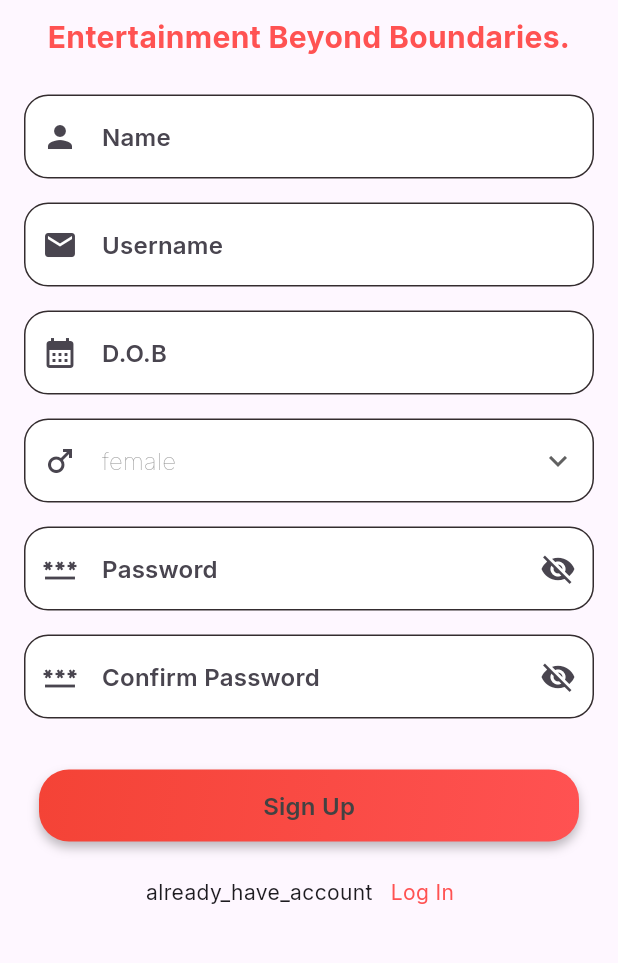
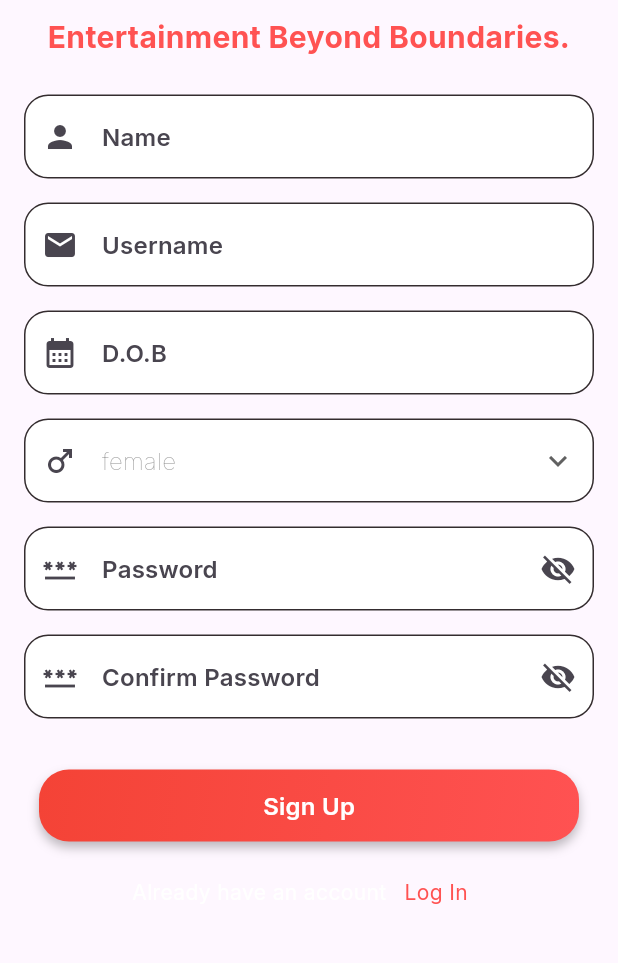
Before and after one commit to AM5324/ttnflix, a Flutter app: the screen it shows after launch, after a tap on "Log In", after a tap on "Sign Up", on a phone screen of 412 x 824 dp, the part 174-1137 px from its top. Run offline on Flutter 3.47's test engine with Material 3 defaults, Android fonts, the phone set to English and light mode, and no system bars; our stand-ins replace auto_route, cached_network_image, dio, equatable, flutter_bloc, flutter_svg and 5 more; missing offline and left inert: dio_cache_interceptor; network calls fail.

Commit message:
commit with resolving pavnish coment.

```diff
--- a/lib/data/models/movie.dart
+++ b/lib/data/models/movie.dart
@@ -33,9 +33,9 @@ class Results{
   final String? releaseDate;
   @JsonKey(name: "vote_count")
   final int? voteCount;
-  bool? isFavourite;
+  bool isFavourite;
 
-  Results(this.id, this.title, this.overview, this.posterPath, this.adult, this.backdropPath, this.originalLanguage, this.releaseDate, this.voteCount, this.isFavourite);
+  Results(this.id, this.title, this.overview, this.posterPath, this.adult, this.backdropPath, this.originalLanguage, this.releaseDate, this.voteCount, {this.isFavourite = false});
 
   factory Results.fromJson(Map<String, dynamic> map) =>
       _$ResultsFromJson(map);
--- a/lib/logic/authentication/authentic_cubit.dart
+++ b/lib/logic/authentication/authentic_cubit.dart
@@ -1,3 +1,4 @@
+import 'package:equatable/equatable.dart';
 import 'package:flutter_bloc/flutter_bloc.dart';
 import 'package:ttn_flix/data/models/user.dart';
 
--- a/lib/logic/favourite/favourite_state.dart
+++ b/lib/logic/favourite/favourite_state.dart
@@ -7,7 +7,7 @@ class FavoriteLoading extends FavouriteState {}
 class FavoriteInitial extends FavouriteState {}
 
 class FavoriteLoaded extends FavouriteState {
-  final List<Results>? favouriteList;
+  late final List<Results>? favouriteList;
 
 
   FavoriteLoaded(
--- a/lib/logic/profile/profile_state.dart
+++ b/lib/logic/profile/profile_state.dart
@@ -19,7 +19,7 @@ class ProfileSuccessState extends ProfileState {
       );
 
   @override
-  List<Object?> get props => [currentUser, isUpdate];
+  List<Object?> get props => [isUpdate];
 }
 
 class ProfileError extends ProfileState {
--- a/lib/presentation/home/home_screen.dart
+++ b/lib/presentation/home/home_screen.dart
@@ -33,7 +33,7 @@ class HomeScreen extends StatelessWidget {
               child: Column(
                 children: [
                   if (state.carouselList != null)
-                    HeroBanner(state.carouselList!, state.carouselCurrentPage ?? 0),
+                    HeroBanner(state.carouselList ?? [], state.carouselCurrentPage ?? 0),
                   const SizedBox(height: TTNFlixSpacing.spacing10),
                   if (state.gridList != null)
                     MovieGridViewWidget(gridList: state.gridList!, onTapCallback: (items){
--- a/lib/presentation/login/log_in_screen.dart
+++ b/lib/presentation/login/log_in_screen.dart
@@ -38,11 +38,13 @@ class LogInScreen extends StatelessWidget {
       ScaffoldMessenger.of(context).showSnackBar(snackBar);
     } else if (state is LoginSuccessState) {
       context.router.pop();
-      context.router.push(TTNFlixBottomBarRoute());
+      context.router.push(const TTNFlixBottomBarRoute());
     }
   },
   builder: (context, state) {
-    return Container(
+    return WillPopScope(
+      onWillPop: () async{return false;},
+      child: Container(
           margin: const EdgeInsets.all(TTNFlixSpacing.spacing20),
           child: Column(
             mainAxisAlignment: MainAxisAlignment.spaceEvenly,
@@ -75,7 +77,7 @@ class LogInScreen extends StatelessWidget {
                     ),
                     Button(
                       onClick: () {
-                      _validateForm();
+                        _validateForm(context);
                       },
                       buttonText: TTNFlixConstants.logIn,
                     ),
@@ -110,6 +112,7 @@ class LogInScreen extends StatelessWidget {
               ),
             ],
           ),
+        ),
     );
   },
 ),
@@ -118,7 +121,7 @@ class LogInScreen extends StatelessWidget {
 );
   }
 
-  void _validateForm() async {
+  void _validateForm(BuildContext context) async {
     if (_formKey.currentState?.validate() == true) {
       SystemChannels.textInput.invokeMethod("TextInput.hide");
       UserModel user = UserModel(username: _emailEditingController.text, password: _passwordEditingController.text);
--- a/lib/presentation/login/register_screen.dart
+++ b/lib/presentation/login/register_screen.dart
@@ -50,7 +50,7 @@ class RegisterScreen extends StatelessWidget {
                 SnackBar snackBar =
                     const SnackBar(content: Text(TTNFlixConstants.accCreated));
                 ScaffoldMessenger.of(context).showSnackBar(snackBar);
-                context.router.pop();
+                context.router.push(LogInScreenRoute());
               }
             },
             child: Container(
@@ -138,7 +138,7 @@ class RegisterScreen extends StatelessWidget {
                   Row(
                     mainAxisAlignment: MainAxisAlignment.center,
                     children: [
-                      Text(TTNFlixConstants.alreadyHaveAcc),
+                      Text(TTNFlixConstants.alreadyHaveAcc, style: TextStyle(color: Colors.white),),
                       TextButton(
                         onPressed: () {
                           context.router.push(LogInScreenRoute());
--- a/lib/presentation/login/widget/button.dart
+++ b/lib/presentation/login/widget/button.dart
@@ -52,7 +52,7 @@ class Button extends StatelessWidget {
               bottom: TTNFlixSpacing.spacing10,
             ),
             child: Text(buttonText,
-                style: Theme.of(context).textTheme.titleMedium),
+                style: Theme.of(context).textTheme.titleMedium?.copyWith(color: Colors.white)),
           ),
         ),
       ),
--- a/lib/utils/ttn_flix_constant.dart
+++ b/lib/utils/ttn_flix_constant.dart
@@ -20,7 +20,7 @@ class TTNFlixConstants{
   static const String favorite = "Favorite";
   static const String somethingWentWrong = "Something went wrong";
   static const String accCreated = "Account Created";
-  static const String alreadyHaveAcc = "already_have_account";
+  static const String alreadyHaveAcc = "Already have an account";
   static const String updated = "Updated";
   static const String update = "Update";
   static const String save = "Save";
@@ -28,4 +28,6 @@ class TTNFlixConstants{
   static const String maleColor = "1";
   static const String femaleColor = "2";
   static const String otherColor = "3";
+  static const String logout = "Logout";
+
 }
```
Also changed, not shown: lib/logic/favourite/favourite_cubit.dart (+20 -15 lines), lib/logic/home/home_cubit.dart (+4 -4 lines), lib/logic/profile/profile_cubit.dart (+24 -4 lines), lib/presentation/account/account_screen.dart (+63 -32 lines), lib/data/models/movie.g.dart, lib/navigation/ttn_flix_navigation.gr.dart, 1 other file. Lines whose indentation alone changed are shown as unchanged.
